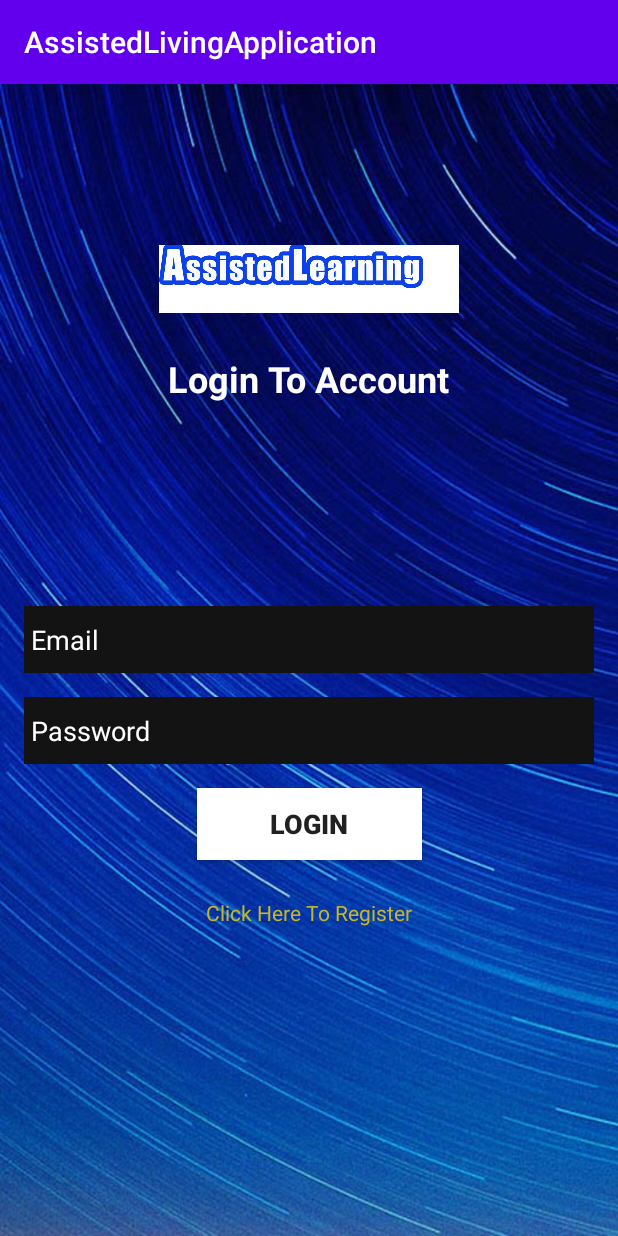
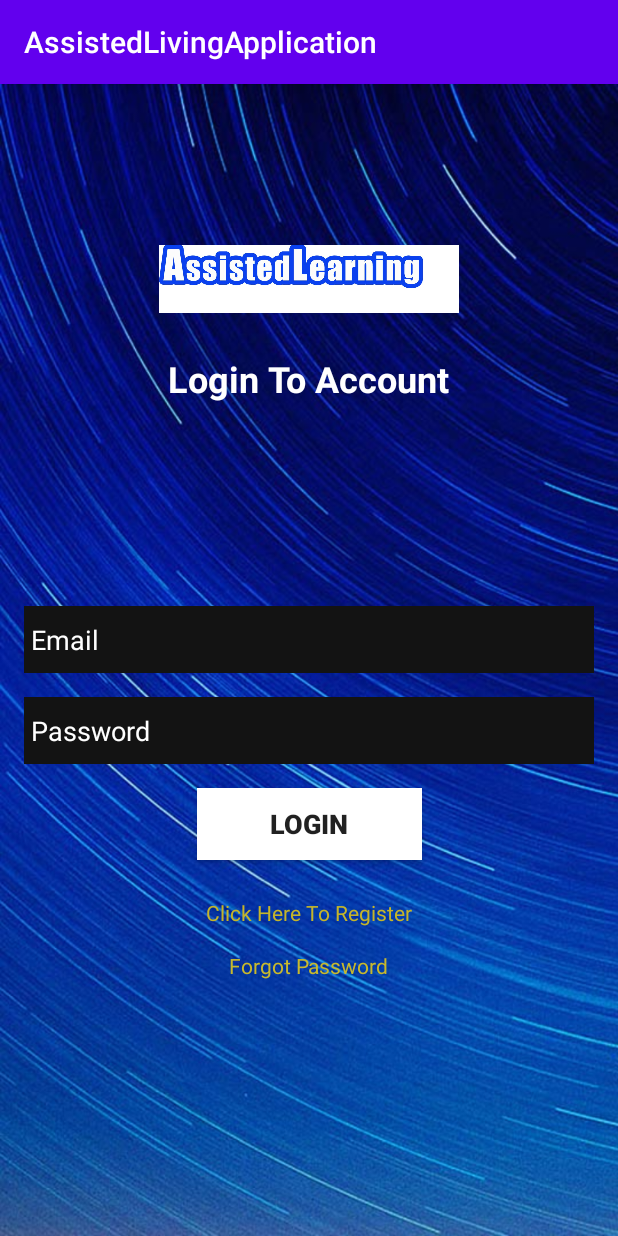
Before and after one commit to mccoy7777/AssistedLivingApplication, an Android app: the Login screen opened directly, with no data from a screen before it, on a phone screen of 412 x 824 dp. Run offline under Robolectric (Android 15) with nearby library versions, the light colour scheme and no system bars; our stand-ins replace Firebase (no records; nobody signed in at launch, a user with empty details on screens opened directly).

Commit message:
Added Reset Password By Email Link

```diff
--- a/app/src/main/res/layout/activity_login.xml
+++ b/app/src/main/res/layout/activity_login.xml
@@ -111,4 +111,15 @@
         app:layout_constraintEnd_toEndOf="parent"
         app:layout_constraintStart_toStartOf="parent"
         app:layout_constraintTop_toBottomOf="@+id/et_password" />
+
+    <TextView
+        android:id="@+id/tv_forgotpassword"
+        android:layout_width="wrap_content"
+        android:layout_height="wrap_content"
+        android:layout_marginTop="16dp"
+        android:text="Forgot Password"
+        android:textColor="#C8B92D"
+        app:layout_constraintEnd_toEndOf="parent"
+        app:layout_constraintStart_toStartOf="parent"
+        app:layout_constraintTop_toBottomOf="@+id/tv_login" />
 </androidx.constraintlayout.widget.ConstraintLayout>
--- a/app/src/main/res/layout/activity_main.xml
+++ b/app/src/main/res/layout/activity_main.xml
@@ -48,7 +48,7 @@
         android:layout_marginStart="32dp"
         android:layout_marginLeft="32dp"
         android:layout_marginTop="24dp"
-        android:gravity="center"
+        android:gravity="left"
         android:text="Your Profile"
         android:textColor="#FFFFFF"
         android:textSize="24sp"
```
Also changed, not shown: app/src/main/java/com/example/assistedlivingapplication/Login.java (+55 -1 lines).
